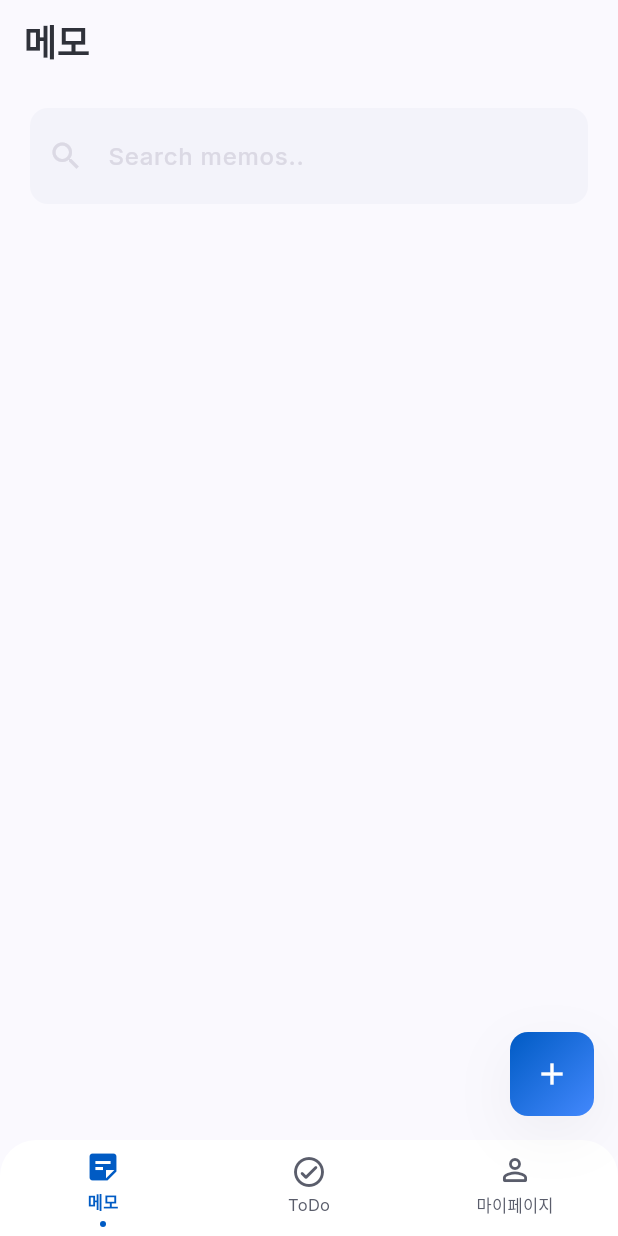
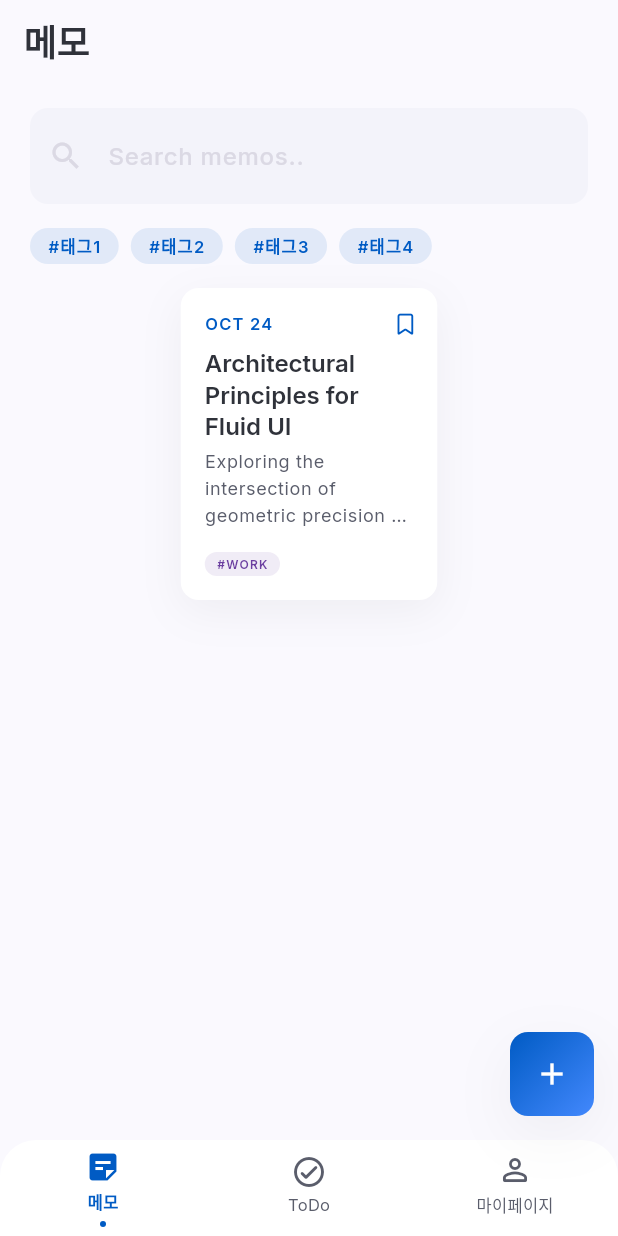
Before and after one commit to jeonhl7579/memotd, a Flutter app: the screen it shows after launch, on a phone screen of 412 x 824 dp. Run offline on Flutter 3.47's test engine with Material 3 defaults, Android fonts, the phone set to English and light mode, and no system bars; our stand-ins replace drift, flutter_riverpod, font_awesome_flutter, freezed_annotation, go_router, google_fonts; missing offline and left inert: flutter_quill; accounts and stored records are empty; generated files the repository leaves out were written again.

Commit message:
ui : note_list_screen, 태그 선택 필드, 노트 그리드 item 추가 feat : note_table 즐겨찾기 속성 추가, domain note_model 즐겨찾기 속성 추가 chore : 최상위 claude.md 수정

```diff
--- /dev/null
+++ b/devtools_options.yaml
@@ -0,0 +1,3 @@
+description: This file stores settings for Dart & Flutter DevTools.
+documentation: https://docs.flutter.dev/tools/devtools/extensions#configure-extension-enablement-states
+extensions:
--- a/lib/core/database/tables/notes_table.dart
+++ b/lib/core/database/tables/notes_table.dart
@@ -7,4 +7,5 @@ class Notes extends Table {
   TextColumn get imgPath => text().nullable()();
   DateTimeColumn get createdAt => dateTime()();
   DateTimeColumn get updatedAt => dateTime().nullable()();
+  BoolColumn get isFavorite => boolean().withDefault(const Constant(false))();
 }
--- a/lib/data/mappers/note_mapper.dart
+++ b/lib/data/mappers/note_mapper.dart
@@ -11,6 +11,7 @@ extension NoteMapper on Note {
     content: content,
     createdAt: createdAt,
     updatedAt: updatedAt,
+    isFavorite: isFavorite,
   );
 }
 
@@ -21,5 +22,6 @@ extension NoteModelMapper on NoteModel {
     content: Value(content),
     createdAt: Value(createdAt),
     updatedAt: updatedAt == null ? const Value.absent() : Value(updatedAt!),
+    isFavorite: Value(isFavorite),
   );
 }
--- a/lib/domain/models/note_model.dart
+++ b/lib/domain/models/note_model.dart
@@ -11,5 +11,6 @@ abstract class NoteModel with _$NoteModel {
     required DateTime createdAt,
     DateTime? updatedAt,
     @Default(false) bool isHidden, // 숨김 속성 추가
+    @Default(false) bool isFavorite,
   }) = _NoteModel;
 }
--- a/lib/presentation/notes/screens/note_list_screen.dart
+++ b/lib/presentation/notes/screens/note_list_screen.dart
@@ -1,7 +1,13 @@
 import 'package:flutter/material.dart';
 import 'package:flutter_riverpod/flutter_riverpod.dart';
+import 'package:memotd/presentation/notes/widgets/note_grid_view_item.dart';
 import 'package:memotd/presentation/notes/widgets/search_field.dart';
+import 'package:memotd/presentation/notes/widgets/tag_selected_field.dart';
 import 'package:memotd/utils/sizes.dart';
+
+final tags = ["#태그1", "#태그2", "#태그3", "#태그4"];
+
+final isTagSelectedList = [true, false, false, false];
 
 class NoteListScreen extends ConsumerWidget {
   const NoteListScreen({super.key});
@@ -25,6 +31,16 @@ class NoteListScreen extends ConsumerWidget {
                 onChanged: (value) {},
                 onSubmitted: (value) {},
               ),
+              Gaps.v16,
+              // 태그 필드
+              TagSelectedField(
+                tags: tags,
+                isTagSelectedList: isTagSelectedList,
+                onTagSelected: (index) {},
+                cs: cs,
+              ),
+              Gaps.v16,
+              NoteGridViewItem(color: cs.onPrimary),
             ],
           ),
         ),
--- /dev/null
+++ b/lib/presentation/notes/widgets/note_grid_view_item.dart
@@ -0,0 +1,96 @@
+import 'package:flutter/material.dart';
+import 'package:font_awesome_flutter/font_awesome_flutter.dart';
+import 'package:memotd/presentation/notes/widgets/small_tag_container.dart';
+import 'package:memotd/theme/app_colors.dart';
+import 'package:memotd/utils/sizes.dart';
+
+class NoteGridViewItem extends StatefulWidget {
+  final Color color;
+  final DateTime? createdAt;
+  final DateTime? updatedAt;
+  const NoteGridViewItem({
+    super.key,
+    required this.color,
+    this.createdAt,
+    this.updatedAt,
+  });
+
+  @override
+  State<NoteGridViewItem> createState() => _NoteGridViewItemState();
+}
+
+class _NoteGridViewItemState extends State<NoteGridViewItem> {
+  @override
+  Widget build(BuildContext context) {
+    final theme = Theme.of(context);
+
+    return Container(
+      width: 171,
+      height: 208,
+      padding: EdgeInsets.all(Sizes.s16),
+      decoration: BoxDecoration(
+        borderRadius: BorderRadius.circular(Sizes.s12),
+        color: widget.color,
+        boxShadow: [
+          BoxShadow(
+            offset: Offset(0, 8),
+            blurRadius: 24,
+            color: AppColors.shadowTint.withValues(alpha: 0.06),
+          ),
+        ],
+      ),
+      child: Stack(
+        children: [
+          Column(
+            crossAxisAlignment: CrossAxisAlignment.start,
+            children: [
+              Row(
+                children: [
+                  Expanded(
+                    child: Text(
+                      "OCT 24",
+                      style: theme.textTheme.labelSmall?.copyWith(
+                        color: AppColors.primary,
+                      ),
+                      overflow: TextOverflow.ellipsis,
+                      maxLines: 1,
+                    ),
+                  ),
+                  Gaps.h4,
+                  // 즐겨찾기 버튼으로 변경할 예정
+                  FaIcon(
+                    FontAwesomeIcons.bookmark,
+                    size: 14,
+                    color: theme.colorScheme.primary,
+                  ),
+                ],
+              ),
+              Gaps.v8,
+              Text(
+                "Architectural Principles for Fluid UI",
+                maxLines: 3,
+                overflow: TextOverflow.ellipsis,
+                style: theme.textTheme.titleLarge?.copyWith(fontSize: 16),
+              ),
+              Gaps.v4,
+              Expanded(
+                child: Text(
+                  "Exploring the intersection of geometric precision and tactile digital…",
+                  maxLines: 3,
+                  overflow: TextOverflow.ellipsis,
+                  style: theme.textTheme.bodySmall?.copyWith(fontSize: 12),
+                ),
+              ),
+              Gaps.v8,
+              // 태그 위치, 하나만 표시
+              SmallTagContainer(
+                tag: "#WORK",
+                color: theme.colorScheme.tertiary,
+              ),
+            ],
+          ),
+        ],
+      ),
+    );
+  }
+}
--- /dev/null
+++ b/lib/presentation/notes/widgets/small_tag_container.dart
@@ -0,0 +1,28 @@
+import 'package:flutter/material.dart';
+import 'package:memotd/theme/app_text_styles.dart';
+
+class SmallTagContainer extends StatelessWidget {
+  final String tag;
+  final Color color;
+  const SmallTagContainer({super.key, required this.tag, required this.color});
+
+  @override
+  Widget build(BuildContext context) {
+    return Container(
+      padding: EdgeInsets.symmetric(horizontal: 8, vertical: 2),
+      constraints: BoxConstraints(maxWidth: 130),
+      decoration: BoxDecoration(
+        borderRadius: BorderRadius.circular(24),
+        color: color.withValues(alpha: 0.1),
+      ),
+      child: Text(
+        tag,
+        style: AppTextStyles.labelSm.copyWith(
+          fontSize: 8,
+          color: color,
+          fontWeight: FontWeight.w600,
+        ),
+      ),
+    );
+  }
+}
--- /dev/null
+++ b/lib/presentation/notes/widgets/tag_selected_field.dart
@@ -0,0 +1,44 @@
+import 'package:flutter/material.dart';
+import 'package:memotd/presentation/notes/widgets/tag_container.dart';
+
+class TagSelectedField extends StatefulWidget {
+  final List<String> tags;
+  final List<bool> isTagSelectedList;
+  final void Function(int index) onTagSelected;
+  final ColorScheme cs;
+
+  const TagSelectedField({
+    super.key,
+    required this.tags,
+    required this.isTagSelectedList,
+    required this.onTagSelected,
+    required this.cs,
+  });
+
+  @override
+  State<TagSelectedField> createState() => _TagSelectedFieldState();
+}
+
+class _TagSelectedFieldState extends State<TagSelectedField> {
+  @override
+  Widget build(BuildContext context) {
+    return SizedBox(
+      width: double.infinity,
+      child: SingleChildScrollView(
+        scrollDirection: Axis.horizontal,
+        child: Row(
+          mainAxisAlignment: MainAxisAlignment.start,
+          mainAxisSize: MainAxisSize.min,
+          children: [
+            ...widget.tags.asMap().entries.map((entry) {
+              return Padding(
+                padding: const EdgeInsets.only(right: 8),
+                child: TagContainer(tag: entry.value, color: widget.cs.primary),
+              );
+            }),
+          ],
+        ),
+      ),
+    );
+  }
+}
--- a/pubspec.yaml
+++ b/pubspec.yaml
@@ -37,6 +37,7 @@ dependencies:
   flutter_quill: ^11.5.0
   cupertino_icons: ^1.0.8
   google_fonts: ^6.2.1
+  font_awesome_flutter: ^11.0.0
 
   flutter_riverpod: ^3.3.1
   go_router: ^17.2.0
```
Also changed, not shown: lib/core/database/app_database.g.dart, lib/domain/models/note_model.freezed.dart, pubspec.lock, 2 other files.
